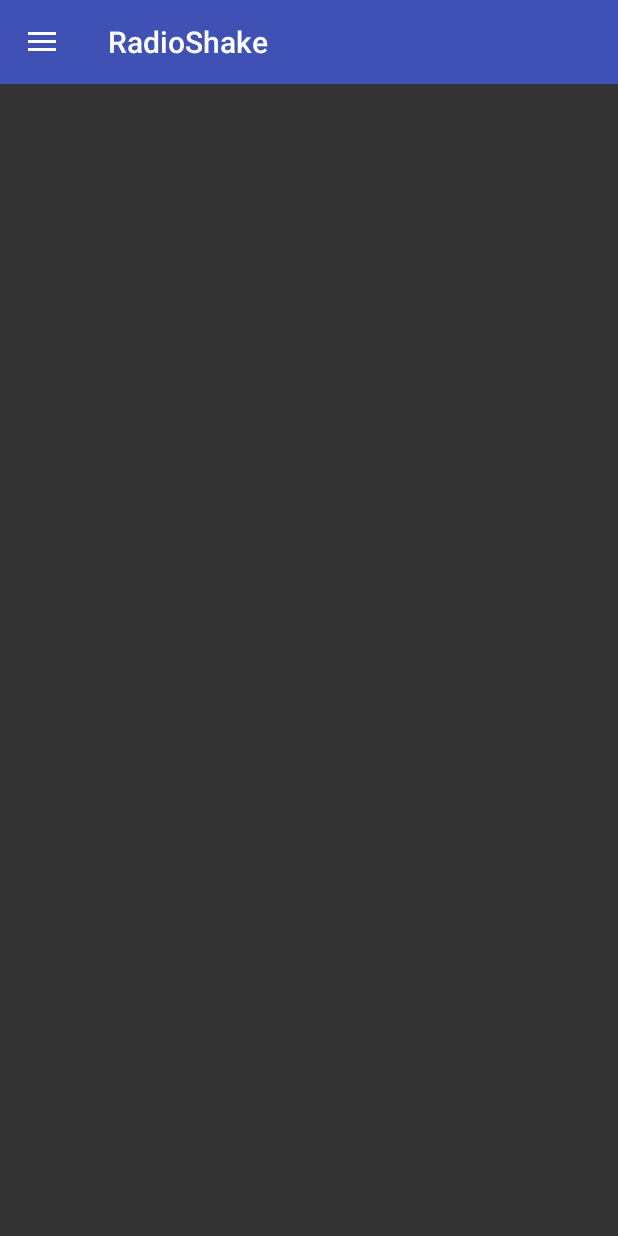
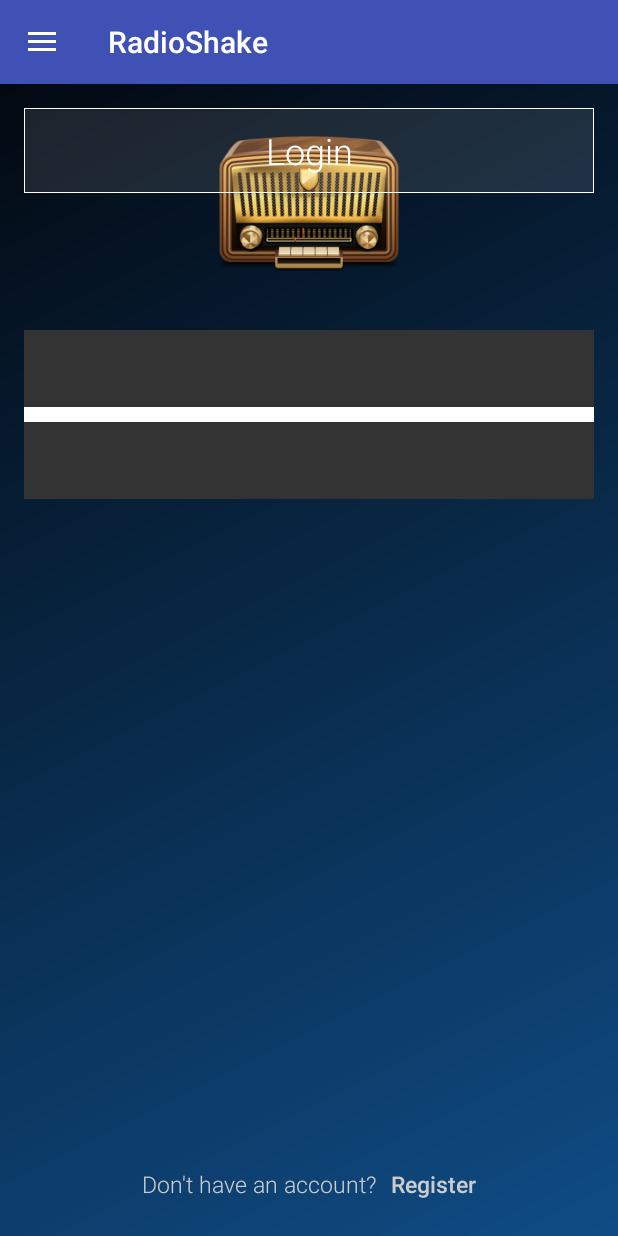
Before and after one commit to revyTH/radioshake, an Android app: the screen it shows after launch (MainActivity), on a phone screen of 412 x 824 dp. Run offline under Robolectric (Android 15) with nearby library versions, the phone set to English and light mode, and no system bars; our stand-ins replace Volley.

Commit message:
Working on login layout 01

```diff
--- a/app/build.gradle
+++ b/app/build.gradle
@@ -29,5 +29,6 @@ dependencies {
     compile 'com.android.support:design:24.2.1'
     compile 'com.android.support:support-v4:24.2.1'
     compile 'com.android.volley:volley:1.0.0'
+    compile 'com.android.support:percent:24.0.0'
     testCompile 'junit:junit:4.12'
 }
--- a/app/src/main/java/com/test/ludovicofabbri/radioshake/MainActivity.java
+++ b/app/src/main/java/com/test/ludovicofabbri/radioshake/MainActivity.java
@@ -36,27 +36,37 @@ import java.io.UnsupportedEncodingException;
 import java.net.CookieHandler;
 import java.net.CookieManager;
 import java.net.URLEncoder;
+import java.util.ArrayList;
 import java.util.logging.Logger;
 import fragment.BlankFragment;
+import fragment.LoginFragment;
 import fragment.YoutubeFragment;
 import utils.Config;
 
 
 
 
-public class MainActivity extends AppCompatActivity implements BlankFragment.OnFragmentInteractionListener{
+public class MainActivity extends AppCompatActivity implements BlankFragment.OnFragmentInteractionListener, LoginFragment.OnFragmentInteractionListener{
 
     private static final String LOG_TAG = MainActivity.class.toString();
-
-    public static final String TAG = "VolleyPatterns";
     private Context mContext;
-
     private RequestQueue mRequestQueue;
-
     private Toolbar mToolbar;
     private DrawerLayout mDrawerLayout;
     private ActionBarDrawerToggle mDrawerToggle;
     private ListView mSidebarList;
+
+
+
+    public Context getContext() {
+        if (mContext == null) {
+            mContext = this;
+        }
+        return mContext;
+    }
+
+
+
 
 
     @Override
@@ -64,23 +74,53 @@ public class MainActivity extends AppCompatActivity implements BlankFragment.OnF
         super.onCreate(savedInstanceState);
         setContentView(R.layout.activity_main);
 
-        mContext = this;
-
+        // necessary for session-cookie management in Volley
         CookieHandler.setDefault(new CookieManager());
 
 
-        ArrayAdapter<String> mListAdapter;
-        String fragmentArray[] = {"Frag1", "Frag2"};
+        initToolbar();
 
 
-        try {
-            login();
-        } catch (JSONException e) {
-            e.printStackTrace();
-        }
+        initSidebar();
 
 
-        // action bar init
+
+        // instantiate login fragment
+        FragmentManager fragmentManager = getSupportFragmentManager();
+        Fragment loginFragment = new LoginFragment();
+        fragmentManager.beginTransaction().replace(R.id.activity_main, loginFragment).commit();
+
+    }
+
+
+
+
+
+
+    /**
+     * This interface must be implemented by activities that contain this
+     * fragment to allow an interaction in this fragment to be communicated
+     * to the activity and potentially other fragments contained in that
+     * activity.
+     * <p>
+     * See the Android Training lesson <a href=
+     * "http://developer.android.com/training/basics/fragments/communicating.html"
+     * >Communicating with Other Fragments</a> for more information.
+     */
+    @Override
+    public void onFragmentInteraction(Uri uri) {
+
+    }
+
+
+
+
+
+    /**
+     * initialize Toolbar
+     */
+    private void initToolbar() {
+
         mToolbar = (Toolbar) findViewById(R.id.toolbar);
         setSupportActionBar(mToolbar);
 
@@ -92,9 +132,17 @@ public class MainActivity extends AppCompatActivity implements BlankFragment.OnF
         mDrawerLayout.setDrawerListener(mDrawerToggle);
         mDrawerToggle.syncState();
 
+    }
 
 
-        // navigation menu init
+    /**
+     * initialize Sidebar
+     */
+    private void initSidebar() {
+
+        ArrayAdapter<String> mListAdapter;
+        String fragmentArray[] = {"Frag1", "Frag2"};
+
         mSidebarList = (ListView) findViewById(R.id.sidebar_list);
         mListAdapter = new ArrayAdapter<String>(this, R.layout.sidebar_list_item_layout, R.id.sidebar_list_item, fragmentArray);
         mSidebarList.setAdapter(mListAdapter);
@@ -132,37 +180,10 @@ public class MainActivity extends AppCompatActivity implements BlankFragment.OnF
                     fragmentManager.beginTransaction().replace(R.id.activity_main, myFragment).commit();
                 }
 
-
-
-
             }
         });
-    }
-
-
-
-
-
-
-    /**
-     * This interface must be implemented by activities that contain this
-     * fragment to allow an interaction in this fragment to be communicated
-     * to the activity and potentially other fragments contained in that
-     * activity.
-     * <p>
-     * See the Android Training lesson <a href=
-     * "http://developer.android.com/training/basics/fragments/communicating.html"
-     * >Communicating with Other Fragments</a> for more information.
-     */
-    @Override
-    public void onFragmentInteraction(Uri uri) {
 
     }
-
-
-
-
-
 
 
 
@@ -174,7 +195,7 @@ public class MainActivity extends AppCompatActivity implements BlankFragment.OnF
         RequestQueue queue = Volley.newRequestQueue(this);
 
         String url = "http://192.168.1.72:4500/auth/login";
-        String body = "{\"username\": \"ali\", \"password\": \"polipOOOOo\"}";
+        String body = "{\"username\": \"ali\", \"password\": \"polipo\"}";
         JSONObject jsonBody = new JSONObject(body);
 
         JsonObjectRequest request = new JsonObjectRequest(Request.Method.POST, url, jsonBody, new Response.Listener<JSONObject>() {
@@ -182,7 +203,7 @@ public class MainActivity extends AppCompatActivity implements BlankFragment.OnF
             public void onResponse(JSONObject response) {
                 try {
                     Log.d(LOG_TAG, response.toString(4));
-                    dislikes();
+                    tags();
                 } catch (JSONException e) {
                     e.printStackTrace();
                 }
@@ -192,7 +213,7 @@ public class MainActivity extends AppCompatActivity implements BlankFragment.OnF
             public void onErrorResponse(VolleyError error) {
                 Log.e(LOG_TAG, error.toString());
                 try {
-                    dislikes();
+                    tags();
                 } catch (JSONException e) {
                     e.printStackTrace();
                 }
@@ -204,13 +225,21 @@ public class MainActivity extends AppCompatActivity implements BlankFragment.OnF
     }
 
 
-    private void dislikes() throws JSONException {
+
+
+    private void tags() throws JSONException {
 
         RequestQueue queue = Volley.newRequestQueue(this);
 
-        String url = "http://192.168.1.72:4500/api/update_dislikes";
-        String body = "{\"value\":\"aaa1\"}";
-        JSONObject jsonBody = new JSONObject(body);
+        String url = "http://192.168.1.72:4500/api/update_tags";
+//        String body = "{\"value\":\"aaa1\"}";
+
+        JSONObject jsonBody = new JSONObject();
+
+        ArrayList<String> list = new ArrayList<String>();
+        list.add("chillout");
+        list.add("electronica");
+        jsonBody.put("value", new JSONArray(list));
 
         JsonObjectRequest request = new JsonObjectRequest(Request.Method.POST, url, jsonBody, new Response.Listener<JSONObject>() {
             @Override
--- /dev/null
+++ b/app/src/main/java/fragment/LoginFragment.java
@@ -0,0 +1,109 @@
+package fragment;
+
+import android.content.Context;
+import android.net.Uri;
+import android.os.Bundle;
+import android.support.v4.app.Fragment;
+import android.view.LayoutInflater;
+import android.view.View;
+import android.view.ViewGroup;
+
+import com.test.ludovicofabbri.radioshake.R;
+
+/**
+ * A simple {@link Fragment} subclass.
+ * Activities that contain this fragment must implement the
+ * {@link LoginFragment.OnFragmentInteractionListener} interface
+ * to handle interaction events.
+ * Use the {@link LoginFragment#newInstance} factory method to
+ * create an instance of this fragment.
+ */
+public class LoginFragment extends Fragment {
+    // TODO: Rename parameter arguments, choose names that match
+    // the fragment initialization parameters, e.g. ARG_ITEM_NUMBER
+    private static final String ARG_PARAM1 = "param1";
+    private static final String ARG_PARAM2 = "param2";
+
+    // TODO: Rename and change types of parameters
+    private String mParam1;
+    private String mParam2;
+
+    private OnFragmentInteractionListener mListener;
+
+    public LoginFragment() {
+        // Required empty public constructor
+    }
+
+    /**
+     * Use this factory method to create a new instance of
+     * this fragment using the provided parameters.
+     *
+     * @param param1 Parameter 1.
+     * @param param2 Parameter 2.
+     * @return A new instance of fragment LoginFragment.
+     */
+    // TODO: Rename and change types and number of parameters
+    public static LoginFragment newInstance(String param1, String param2) {
+        LoginFragment fragment = new LoginFragment();
+        Bundle args = new Bundle();
+        args.putString(ARG_PARAM1, param1);
+        args.putString(ARG_PARAM2, param2);
+        fragment.setArguments(args);
+        return fragment;
+    }
+
+    @Override
+    public void onCreate(Bundle savedInstanceState) {
+        super.onCreate(savedInstanceState);
+        if (getArguments() != null) {
+            mParam1 = getArguments().getString(ARG_PARAM1);
+            mParam2 = getArguments().getString(ARG_PARAM2);
+        }
+    }
+
+    @Override
+    public View onCreateView(LayoutInflater inflater, ViewGroup container,
+                             Bundle savedInstanceState) {
+        // Inflate the layout for this fragment
+        return inflater.inflate(R.layout.fragment_login, container, false);
+    }
+
+    // TODO: Rename method, update argument and hook method into UI event
+    public void onButtonPressed(Uri uri) {
+        if (mListener != null) {
+            mListener.onFragmentInteraction(uri);
+        }
+    }
+
+    @Override
+    public void onAttach(Context context) {
+        super.onAttach(context);
+        if (context instanceof OnFragmentInteractionListener) {
+            mListener = (OnFragmentInteractionListener) context;
+        } else {
+            throw new RuntimeException(context.toString()
+                    + " must implement OnFragmentInteractionListener");
+        }
+    }
+
+    @Override
+    public void onDetach() {
+        super.onDetach();
+        mListener = null;
+    }
+
+    /**
+     * This interface must be implemented by activities that contain this
+     * fragment to allow an interaction in this fragment to be communicated
+     * to the activity and potentially other fragments contained in that
+     * activity.
+     * <p>
+     * See the Android Training lesson <a href=
+     * "http://developer.android.com/training/basics/fragments/communicating.html"
+     * >Communicating with Other Fragments</a> for more information.
+     */
+    public interface OnFragmentInteractionListener {
+        // TODO: Update argument type and name
+        void onFragmentInteraction(Uri uri);
+    }
+}
--- /dev/null
+++ b/app/src/main/res/drawable/button_bg_clean.xml
@@ -0,0 +1,28 @@
+<?xml version="1.0" encoding="utf-8"?>
+<selector xmlns:android="http://schemas.android.com/apk/res/android" >
+
+    <item android:state_pressed="true" >
+        <shape android:shape="rectangle"  >
+            <stroke android:width="0.25dp" android:color="#ffffff" />
+            <gradient android:angle="-90" android:startColor="#80000000" android:endColor="@color/transparent"  />
+        </shape>
+    </item>
+
+    <item android:state_focused="true">
+        <shape android:shape="rectangle"  >
+            <stroke android:width="0.25dp" android:color="#ffffff" />
+            <gradient android:angle="-90" android:startColor="#80000000" android:endColor="@color/transparent"  />
+        </shape>
+    </item>
+
+    <item >
+        <shape android:shape="rectangle"  >
+            <stroke android:width="0.25dp" android:color="#ffffff" />
+            <gradient android:angle="-90" android:startColor="#1Affffff" android:endColor="#1Affffff"  />
+        </shape>
+    </item>
+
+
+
+
+</selector>
--- /dev/null
+++ b/app/src/main/res/drawable/button_pressed.xml
@@ -0,0 +1,22 @@
+<?xml version="1.0" encoding="utf-8"?>
+<selector xmlns:android="http://schemas.android.com/apk/res/android">
+    <item android:state_pressed="true" >
+        <shape android:shape="rectangle"  >
+            <corners android:radius="4dp" />
+            <gradient android:angle="-90" android:startColor="#80000000" android:endColor="@color/transparent"  />
+        </shape>
+    </item>
+
+    <item android:state_focused="true">
+        <shape android:shape="rectangle"  >
+            <corners android:radius="4dp" />
+            <gradient android:angle="-90" android:startColor="#80000000" android:endColor="@color/transparent"  />
+        </shape>
+    </item>
+
+    <item >
+        <shape android:shape="rectangle"  >
+            <corners android:radius="4dp" />
+        </shape>
+    </item>
+</selector>
--- /dev/null
+++ b/app/src/main/res/drawable/button_round_1.xml
@@ -0,0 +1,24 @@
+<?xml version="1.0" encoding="utf-8"?>
+<selector xmlns:android="http://schemas.android.com/apk/res/android" >
+    <item android:state_pressed="true" >
+        <shape android:shape="rectangle"  >
+            <corners android:radius="3dip" />
+            <stroke android:width="1dip" android:color="#ffffff" />
+            <gradient android:angle="-90" android:startColor="#345953" android:endColor="#689a92"  />
+        </shape>
+    </item>
+    <item android:state_focused="true">
+        <shape android:shape="rectangle"  >
+            <corners android:radius="3dip" />
+            <stroke android:width="1dip" android:color="#ffffff" />
+            <solid android:color="#58857e"/>
+        </shape>
+    </item>
+    <item >
+        <shape android:shape="rectangle"  >
+            <corners android:radius="3dip" />
+            <stroke android:width="1dip" android:color="#ffffff" />
+            <gradient android:angle="-90" android:startColor="#8dbab3" android:endColor="#58857e" />
+        </shape>
+    </item>
+</selector>
--- /dev/null
+++ b/app/src/main/res/drawable/gradient_background_1.xml
@@ -0,0 +1,8 @@
+<?xml version="1.0" encoding="utf-8"?>
+<shape xmlns:android="http://schemas.android.com/apk/res/android"
+    android:shape="rectangle">
+    <gradient
+        android:startColor="@color/veryDarkBlue"
+        android:endColor="@color/chianBlue"
+        android:angle="315"/>
+</shape>
--- a/app/src/main/res/layout/activity_main.xml
+++ b/app/src/main/res/layout/activity_main.xml
@@ -8,6 +8,7 @@
     android:orientation="vertical"
     android:layout_width="match_parent"
     android:layout_height="match_parent"
+    android:background="@drawable/gradient_background_1"
     android:fitsSystemWindows="true">
 
 
@@ -43,8 +44,8 @@
             android:paddingLeft="@dimen/activity_horizontal_margin"
             android:paddingRight="@dimen/activity_horizontal_margin"
             android:paddingTop="@dimen/activity_vertical_margin"
-            android:background="#333333"
-            tools:context="com.test.ludovicofabbri.testing.MainActivity" />
+            tools:context="com.test.ludovicofabbri.testing.MainActivity">
+        </FrameLayout>
 
 
 
--- /dev/null
+++ b/app/src/main/res/layout/fragment_login.xml
@@ -0,0 +1,137 @@
+<RelativeLayout
+    xmlns:android="http://schemas.android.com/apk/res/android"
+    xmlns:app="http://schemas.android.com/apk/res-auto"
+    xmlns:tools="http://schemas.android.com/tools"
+    android:orientation="vertical"
+    android:layout_width="match_parent"
+    android:layout_height="match_parent"
+    tools:context="fragment.LoginFragment"
+    android:background="@color/transparent">
+
+
+
+    <RelativeLayout
+        android:id="@+id/icon_container"
+        android:layout_alignParentTop="true"
+        android:layout_width="match_parent"
+        android:layout_height="wrap_content">
+
+
+        <ImageView
+            android:id="@+id/main_icon"
+            android:layout_width="128dp"
+            android:layout_height="128dp"
+            android:src="@drawable/radio_icon_1"
+            android:layout_centerInParent="true"
+            />
+
+    </RelativeLayout>
+
+
+
+    <LinearLayout
+        android:layout_below="@+id/icon_container"
+        android:layout_marginTop="20dp"
+        android:orientation="vertical"
+        android:layout_width="match_parent"
+        android:layout_height="wrap_content"
+        android:background="#fff">
+
+
+        <EditText
+            android:id="@+id/username"
+            android:padding="12dp"
+            android:layout_width="match_parent"
+            android:layout_height="wrap_content"
+            android:textSize="20sp"
+            android:textColor="#fff"
+            android:maxLines="1"
+            android:scrollHorizontally="true"
+            android:ellipsize="end"
+            android:background="#333"/>
+
+        <EditText
+            android:id="@+id/password"
+            android:layout_marginTop="10dp"
+            android:padding="12dp"
+            android:layout_width="match_parent"
+            android:layout_height="wrap_content"
+            android:textSize="20sp"
+            android:textColor="#fff"
+            android:maxLines="1"
+            android:scrollHorizontally="true"
+            android:ellipsize="end"
+            android:background="#333"/>
+    </LinearLayout>
+
+
+
+
+
+
+
+
+
+        <Button
+            android:id="@+id/login_button"
+            android:layout_marginBottom="10dp"
+            android:layout_width="match_parent"
+            android:layout_height="wrap_content"
+            android:padding="12dp"
+            android:textColor="#ffffff"
+            android:textSize="24sp"
+            android:background="@drawable/button_bg_clean"
+            android:text="Login" />
+
+
+
+
+
+
+    <LinearLayout
+        android:clickable="true"
+        android:layout_centerInParent="true"
+        android:layout_alignParentBottom="true"
+        android:orientation="horizontal"
+        android:padding="8dp"
+        android:layout_width="wrap_content"
+        android:layout_height="wrap_content"
+        android:background="@drawable/button_pressed">
+
+        <TextView
+            android:id="@+id/accountQuestion"
+            android:layout_width="wrap_content"
+            android:layout_height="wrap_content"
+            android:textSize="15sp"
+            android:textColor="#ccc"
+            android:text="Don't have an account?"
+            />
+
+
+        <TextView
+            android:id="@+id/accountRegister"
+            android:layout_marginLeft="10dp"
+            android:layout_width="wrap_content"
+            android:layout_height="wrap_content"
+            android:textSize="15sp"
+            android:textColor="#ccc"
+            android:textStyle="bold"
+            android:text="Register"
+            />
+
+
+    </LinearLayout>
+
+
+
+
+
+
+
+
+
+
+
+
+
+</RelativeLayout>
--- a/app/src/main/res/values/colors.xml
+++ b/app/src/main/res/values/colors.xml
@@ -3,4 +3,10 @@
     <color name="colorPrimary">#3F51B5</color>
     <color name="colorPrimaryDark">#303F9F</color>
     <color name="colorAccent">#FF4081</color>
+
+    <color name="transparent">#00000000</color>
+    <color name="veryDarkBlue">#02050a</color>
+    <color name="darkBlue">#0f305e</color>
+    <color name="chianBlue">#0f4c85</color>
+    <color name="lightBlue">#2f81bc</color>
 </resources>
--- a/app/src/main/res/values/styles.xml
+++ b/app/src/main/res/values/styles.xml
@@ -14,6 +14,21 @@
     <style name="AppTheme.NoActionBar">
         <item name="windowActionBar">false</item>
         <item name="windowNoTitle">true</item>
+        <item name="android:textViewStyle">@style/RobotoTextViewStyle</item>
+        <item name="android:buttonStyle">@style/RobotoButtonStyle</item>
+        <item name="android:editTextStyle">@style/RobotoEditTextStyle</item>
+    </style>
+
+    <style name="RobotoTextViewStyle" parent="android:Widget.TextView">
+        <item name="android:fontFamily">sans-serif-light</item>
+    </style>
+
+    <style name="RobotoEditTextStyle" parent="android:Widget.EditText">
+        <item name="android:fontFamily">sans-serif-light</item>
+    </style>
+
+    <style name="RobotoButtonStyle" parent="android:Widget.Holo.Button">
+        <item name="android:fontFamily">sans-serif-light</item>
     </style>
 
 
```
Also changed, not shown: app/src/main/res/drawable/radio_icon_1.png (added).
